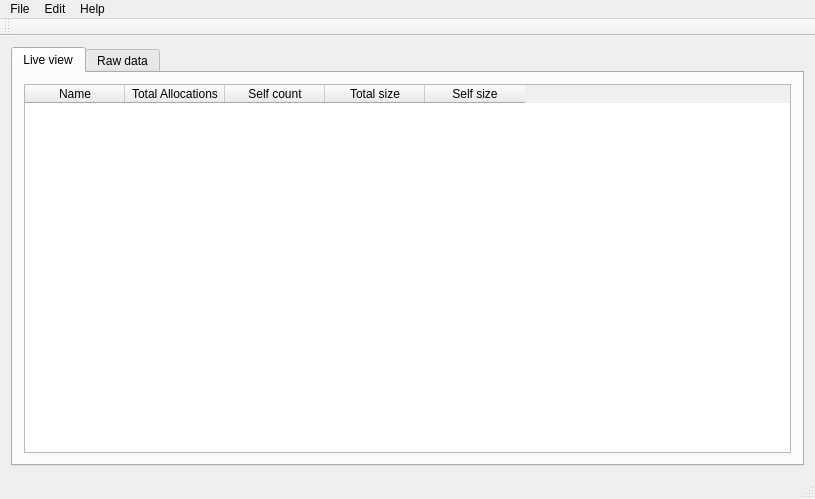
Above: src/MemoryProfiler/MemoryProfiler/mainwindow.ui from madrenegade/PGameStudio before the change. Below: the same form after it.
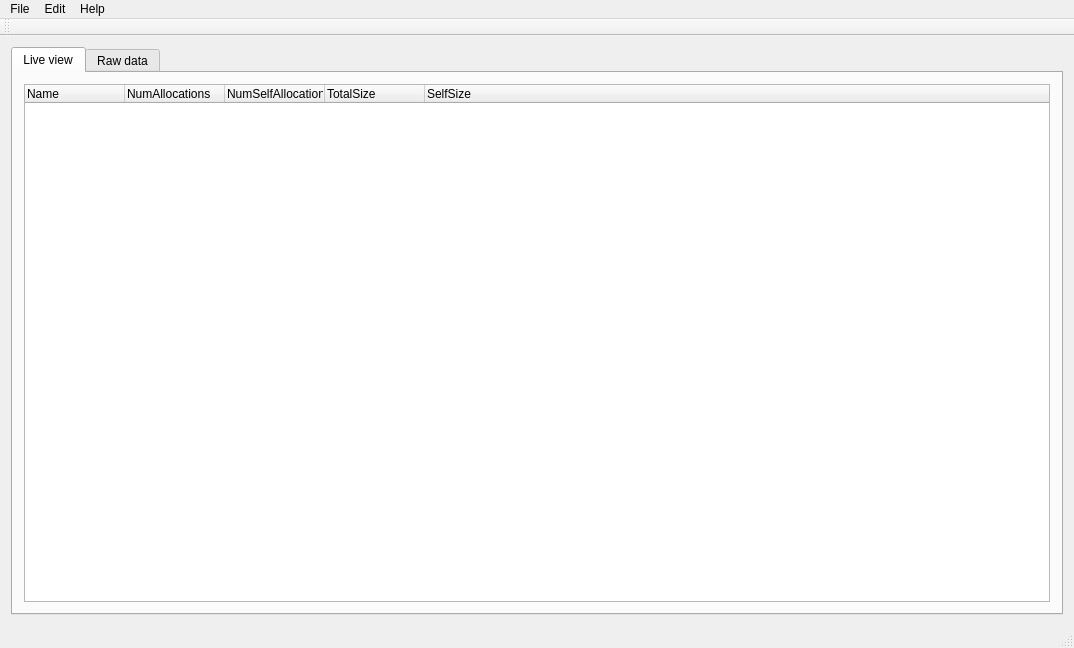
That is the form after the change.

Diff of the .ui file:
```diff
--- a/src/MemoryProfiler/MemoryProfiler/mainwindow.ui
+++ b/src/MemoryProfiler/MemoryProfiler/mainwindow.ui
@@ -6,8 +6,8 @@
    <rect>
     <x>0</x>
     <y>0</y>
-    <width>815</width>
-    <height>499</height>
+    <width>1074</width>
+    <height>648</height>
    </rect>
   </property>
   <property name="windowTitle">
@@ -26,10 +26,7 @@
        </attribute>
        <layout class="QHBoxLayout" name="horizontalLayout_2">
         <item>
-         <widget class="QTableWidget" name="liveViewTable">
-          <property name="columnCount">
-           <number>5</number>
-          </property>
+         <widget class="QTreeWidget" name="liveView">
           <column>
            <property name="text">
             <string>Name</string>
@@ -37,7 +34,7 @@
           </column>
           <column>
            <property name="text">
-            <string>Total Allocations</string>
+            <string>NumAllocations</string>
            </property>
            <property name="toolTip">
             <string/>
@@ -45,17 +42,17 @@
           </column>
           <column>
            <property name="text">
-            <string>Self count</string>
+            <string>NumSelfAllocations</string>
            </property>
           </column>
           <column>
            <property name="text">
-            <string>Total size</string>
+            <string>TotalSize</string>
            </property>
           </column>
           <column>
            <property name="text">
-            <string>Self size</string>
+            <string>SelfSize</string>
            </property>
           </column>
          </widget>
@@ -76,7 +73,7 @@
     <rect>
      <x>0</x>
      <y>0</y>
-     <width>815</width>
+     <width>1074</width>
      <height>20</height>
     </rect>
    </property>
```
Left out of the diff: 8 changed lines with no effect on the pictures.
